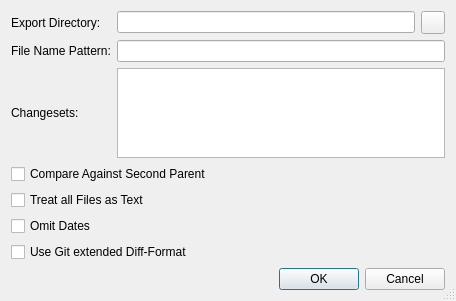
Old version of the form Plugins/VcsPlugins/vcsMercurial/HgExportDialog.ui in the repository testmana2/test.
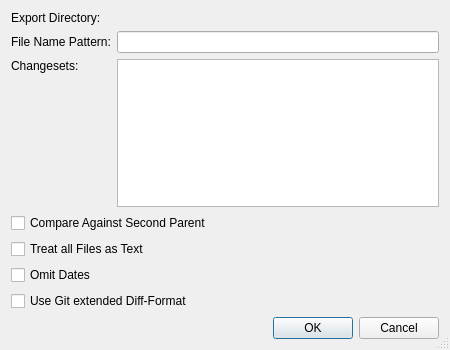
New version of the form. Custom widgets are drawn as their Qt base class.

Commit message: Modified more dialogs to use the path picker widgets.

```diff
--- a/Plugins/VcsPlugins/vcsMercurial/HgExportDialog.ui
+++ b/Plugins/VcsPlugins/vcsMercurial/HgExportDialog.ui
@@ -6,8 +6,8 @@
    <rect>
     <x>0</x>
     <y>0</y>
-    <width>456</width>
-    <height>301</height>
+    <width>450</width>
+    <height>350</height>
    </rect>
   </property>
   <property name="windowTitle">
@@ -27,7 +27,24 @@
       </widget>
      </item>
      <item row="0" column="1">
-      <widget class="QLineEdit" name="directoryEdit"/>
+      <widget class="E5PathPicker" name="directoryPicker" native="true">
+       <property name="sizePolicy">
+        <sizepolicy hsizetype="Expanding" vsizetype="Preferred">
+         <horstretch>0</horstretch>
+         <verstretch>0</verstretch>
+        </sizepolicy>
+       </property>
+       <property name="focusPolicy">
+        <enum>Qt::StrongFocus</enum>
+       </property>
+       <property name="toolTip">
+        <string>Enter the target name</string>
+       </property>
+       <property name="whatsThis">
+        <string>&lt;b&gt;Target name&lt;/b&gt;
+&lt;p&gt;Enter the new name in this field. The target must be the new name or an absolute path.&lt;/p&gt;</string>
+       </property>
+      </widget>
      </item>
      <item row="1" column="0">
       <widget class="QLabel" name="label_2">
@@ -36,7 +53,7 @@
        </property>
       </widget>
      </item>
-     <item row="1" column="1" colspan="2">
+     <item row="1" column="1">
       <widget class="QLineEdit" name="patternEdit">
        <property name="toolTip">
         <string>Enter the file name pattern for the export files</string>
@@ -64,9 +81,12 @@
        <property name="text">
         <string>Changesets:</string>
        </property>
+       <property name="alignment">
+        <set>Qt::AlignLeading|Qt::AlignLeft|Qt::AlignTop</set>
+       </property>
       </widget>
      </item>
-     <item row="2" column="1" colspan="2">
+     <item row="2" column="1">
       <widget class="QPlainTextEdit" name="changesetsEdit">
        <property name="toolTip">
         <string>Enter changesets by number, id, range or revset expression one per line</string>
@@ -79,13 +99,6 @@
        </property>
       </widget>
      </item>
-     <item row="0" column="2">
-      <widget class="QToolButton" name="directoryButton">
-       <property name="toolTip">
-        <string>Press to select the export directory via a directory selection dialog</string>
-       </property>
-      </widget>
-     </item>
     </layout>
    </item>
    <item>
@@ -134,6 +147,14 @@
    </item>
   </layout>
  </widget>
+ <customwidgets>
+  <customwidget>
+   <class>E5PathPicker</class>
+   <extends>QWidget</extends>
+   <header>E5Gui/E5PathPicker.h</header>
+   <container>1</container>
+  </customwidget>
+ </customwidgets>
  <tabstops>
   <tabstop>directoryEdit</tabstop>
   <tabstop>directoryButton</tabstop>
```
Left out of the diff: 4 changed lines with no effect on the pictures. The commit also changes 22 other files.
